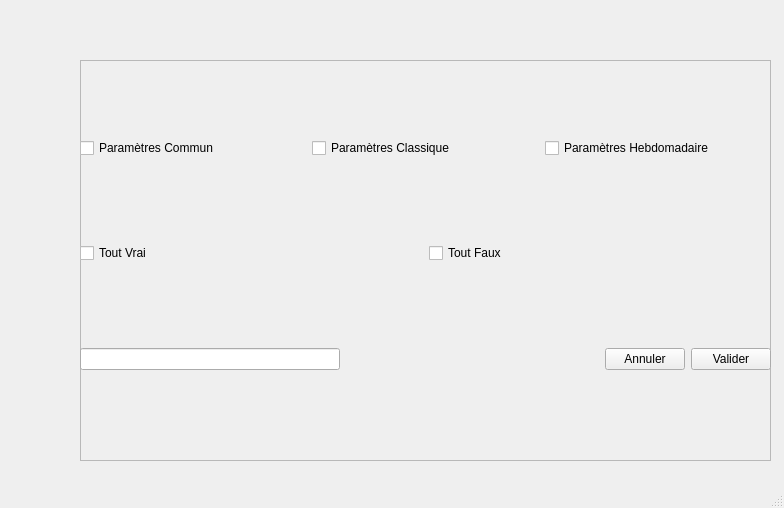
First picture: the form in UI/Parametre.ui, repository Guillaume-Chauveau/CatalogageDeDocumentDeLaDIBISO, before the edit.
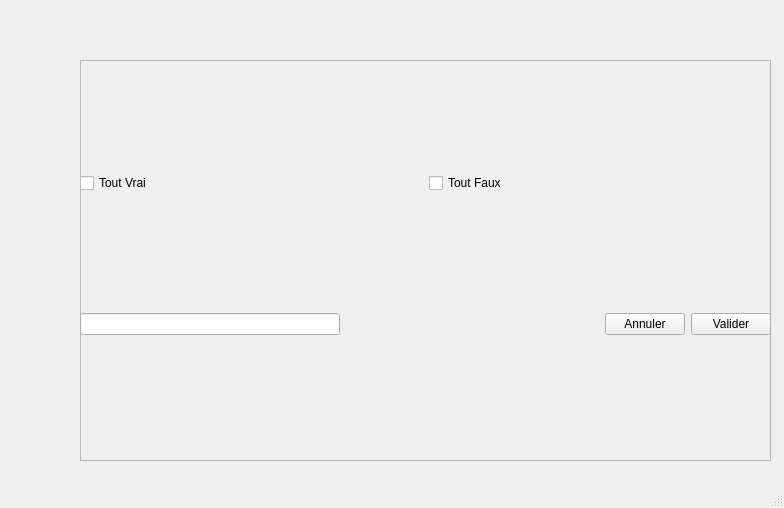
Second picture: the form after the edit.

```diff
--- a/UI/Parametre.ui
+++ b/UI/Parametre.ui
@@ -39,31 +39,6 @@
       </rect>
      </property>
      <layout class="QVBoxLayout" name="verticalLayout">
-      <item>
-       <layout class="QHBoxLayout" name="horizontalLayout">
-        <item>
-         <widget class="QCheckBox" name="ParametreCommun">
-          <property name="text">
-           <string>Paramètres Commun</string>
-          </property>
-         </widget>
-        </item>
-        <item>
-         <widget class="QCheckBox" name="ParametreClassique">
-          <property name="text">
-           <string>Paramètres Classique</string>
-          </property>
-         </widget>
-        </item>
-        <item>
-         <widget class="QCheckBox" name="ParametreHebdomadaire">
-          <property name="text">
-           <string>Paramètres Hebdomadaire</string>
-          </property>
-         </widget>
-        </item>
-       </layout>
-      </item>
       <item>
        <layout class="QGridLayout" name="ListeParametre"/>
       </item>
```
